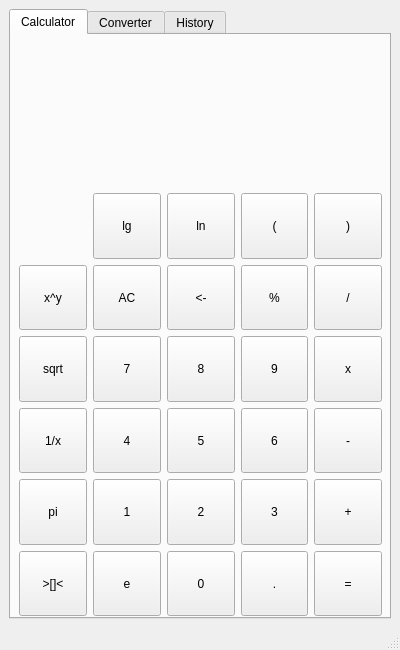
First picture: the form in calculator/ui/calculator.ui, repository HaRobin/Calculator, before the edit.
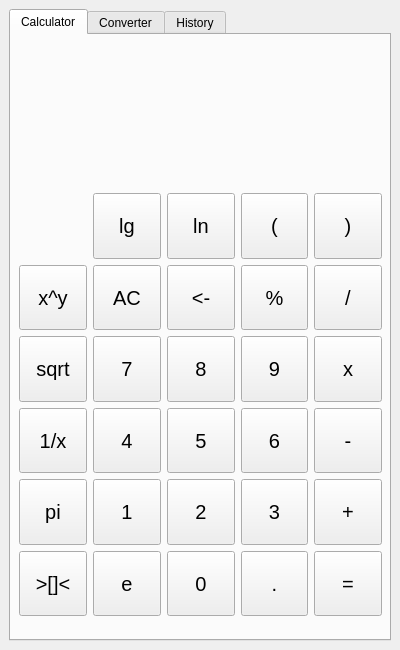
Second picture: the form after the edit. The open tabs and pages were chosen to show the change.

Commit message: UI improvement and first history implementation

Patch:
```diff
--- a/calculator/ui/calculator.ui
+++ b/calculator/ui/calculator.ui
@@ -32,8 +32,8 @@
    <string>Calculator</string>
   </property>
   <widget class="QWidget" name="centralwidget">
-   <layout class="QGridLayout" name="gridLayout">
-    <item row="0" column="0">
+   <layout class="QVBoxLayout" name="verticalLayout_4">
+    <item>
      <widget class="QTabWidget" name="tabWidget">
       <property name="accessibleName">
        <string/>
@@ -340,6 +340,11 @@
                 <verstretch>0</verstretch>
                </sizepolicy>
               </property>
+              <property name="font">
+               <font>
+                <pointsize>15</pointsize>
+               </font>
+              </property>
               <property name="text">
                <string>&gt;[]&lt;</string>
               </property>
@@ -353,6 +358,11 @@
                 <verstretch>0</verstretch>
                </sizepolicy>
               </property>
+              <property name="font">
+               <font>
+                <pointsize>15</pointsize>
+               </font>
+              </property>
               <property name="text">
                <string>6</string>
               </property>
@@ -366,6 +376,11 @@
                 <verstretch>0</verstretch>
                </sizepolicy>
               </property>
+              <property name="font">
+               <font>
+                <pointsize>15</pointsize>
+               </font>
+              </property>
               <property name="text">
                <string>=</string>
               </property>
@@ -379,6 +394,11 @@
                 <verstretch>0</verstretch>
                </sizepolicy>
               </property>
+              <property name="font">
+               <font>
+                <pointsize>15</pointsize>
+               </font>
+              </property>
               <property name="text">
                <string>pi</string>
               </property>
@@ -392,6 +412,11 @@
                 <verstretch>0</verstretch>
                </sizepolicy>
               </property>
+              <property name="font">
+               <font>
+                <pointsize>15</pointsize>
+               </font>
+              </property>
               <property name="text">
                <string>0</string>
               </property>
@@ -405,6 +430,11 @@
                 <verstretch>0</verstretch>
                </sizepolicy>
               </property>
+              <property name="font">
+               <font>
+                <pointsize>15</pointsize>
+               </font>
+              </property>
               <property name="text">
                <string>2</string>
               </property>
@@ -418,6 +448,11 @@
                 <verstretch>0</verstretch>
                </sizepolicy>
               </property>
+              <property name="font">
+               <font>
+                <pointsize>15</pointsize>
+               </font>
+              </property>
               <property name="text">
                <string>5</string>
               </property>
@@ -431,6 +466,11 @@
                 <verstretch>0</verstretch>
                </sizepolicy>
               </property>
+              <property name="font">
+               <font>
+                <pointsize>15</pointsize>
+               </font>
+              </property>
               <property name="text">
                <string>ln</string>
               </property>
@@ -444,6 +484,11 @@
                 <verstretch>0</verstretch>
                </sizepolicy>
               </property>
+              <property name="font">
+               <font>
+                <pointsize>15</pointsize>
+               </font>
+              </property>
               <property name="text">
                <string>)</string>
               </property>
@@ -457,6 +502,11 @@
                 <verstretch>0</verstretch>
                </sizepolicy>
               </property>
+              <property name="font">
+               <font>
+                <pointsize>15</pointsize>
+               </font>
+              </property>
               <property name="text">
                <string>%</string>
               </property>
@@ -470,6 +520,11 @@
                 <verstretch>0</verstretch>
                </sizepolicy>
               </property>
+              <property name="font">
+               <font>
+                <pointsize>15</pointsize>
+               </font>
+              </property>
               <property name="text">
                <string>4</string>
               </property>
@@ -483,6 +538,11 @@
                 <verstretch>0</verstretch>
                </sizepolicy>
               </property>
+              <property name="font">
+               <font>
+                <pointsize>15</pointsize>
+               </font>
+              </property>
               <property name="text">
                <string>3</string>
               </property>
@@ -496,6 +556,11 @@
                 <verstretch>0</verstretch>
                </sizepolicy>
               </property>
+              <property name="font">
+               <font>
+                <pointsize>15</pointsize>
+               </font>
+              </property>
               <property name="text">
                <string>.</string>
               </property>
@@ -509,6 +574,11 @@
                 <verstretch>0</verstretch>
                </sizepolicy>
               </property>
+              <property name="font">
+               <font>
+                <pointsize>15</pointsize>
+               </font>
+              </property>
               <property name="text">
                <string>lg</string>
               </property>
@@ -522,6 +592,11 @@
                 <verstretch>0</verstretch>
                </sizepolicy>
               </property>
+              <property name="font">
+               <font>
+                <pointsize>15</pointsize>
+               </font>
+              </property>
               <property name="text">
                <string>7</string>
               </property>
@@ -535,6 +610,11 @@
                 <verstretch>0</verstretch>
                </sizepolicy>
               </property>
+              <property name="font">
+               <font>
+                <pointsize>15</pointsize>
+               </font>
+              </property>
               <property name="text">
                <string>e</string>
               </property>
@@ -548,6 +628,11 @@
                 <verstretch>0</verstretch>
                </sizepolicy>
               </property>
+              <property name="font">
+               <font>
+                <pointsize>15</pointsize>
+               </font>
+              </property>
               <property name="text">
                <string>1</string>
               </property>
@@ -561,6 +646,11 @@
                 <verstretch>0</verstretch>
                </sizepolicy>
               </property>
+              <property name="font">
+               <font>
+                <pointsize>15</pointsize>
+               </font>
+              </property>
               <property name="text">
                <string>/</string>
               </property>
@@ -574,6 +664,11 @@
                 <verstretch>0</verstretch>
                </sizepolicy>
               </property>
+              <property name="font">
+               <font>
+                <pointsize>15</pointsize>
+               </font>
+              </property>
               <property name="text">
                <string>+</string>
               </property>
@@ -587,6 +682,11 @@
                 <verstretch>0</verstretch>
                </sizepolicy>
               </property>
+              <property name="font">
+               <font>
+                <pointsize>15</pointsize>
+               </font>
+              </property>
               <property name="text">
                <string>-</string>
               </property>
@@ -600,6 +700,11 @@
                 <verstretch>0</verstretch>
                </sizepolicy>
               </property>
+              <property name="font">
+               <font>
+                <pointsize>15</pointsize>
+               </font>
+              </property>
               <property name="text">
                <string>(</string>
               </property>
@@ -613,6 +718,11 @@
                 <verstretch>0</verstretch>
                </sizepolicy>
               </property>
+              <property name="font">
+               <font>
+                <pointsize>15</pointsize>
+               </font>
+              </property>
               <property name="text">
                <string>&lt;-</string>
               </property>
@@ -626,6 +736,11 @@
                 <verstretch>0</verstretch>
                </sizepolicy>
               </property>
+              <property name="font">
+               <font>
+                <pointsize>15</pointsize>
+               </font>
+              </property>
               <property name="text">
                <string>x</string>
               </property>
@@ -639,6 +754,11 @@
                 <verstretch>0</verstretch>
                </sizepolicy>
               </property>
+              <property name="font">
+               <font>
+                <pointsize>15</pointsize>
+               </font>
+              </property>
               <property name="text">
                <string>1/x</string>
               </property>
@@ -652,6 +772,11 @@
                 <verstretch>0</verstretch>
                </sizepolicy>
               </property>
+              <property name="font">
+               <font>
+                <pointsize>15</pointsize>
+               </font>
+              </property>
               <property name="text">
                <string>AC</string>
               </property>
@@ -665,6 +790,11 @@
                 <verstretch>0</verstretch>
                </sizepolicy>
               </property>
+              <property name="font">
+               <font>
+                <pointsize>15</pointsize>
+               </font>
+              </property>
               <property name="text">
                <string>8</string>
               </property>
@@ -678,6 +808,11 @@
                 <verstretch>0</verstretch>
                </sizepolicy>
               </property>
+              <property name="font">
+               <font>
+                <pointsize>15</pointsize>
+               </font>
+              </property>
               <property name="text">
                <string>9</string>
               </property>
@@ -691,6 +826,11 @@
                 <verstretch>0</verstretch>
                </sizepolicy>
               </property>
+              <property name="font">
+               <font>
+                <pointsize>15</pointsize>
+               </font>
+              </property>
               <property name="text">
                <string>sqrt</string>
               </property>
@@ -704,6 +844,11 @@
                 <verstretch>0</verstretch>
                </sizepolicy>
               </property>
+              <property name="font">
+               <font>
+                <pointsize>15</pointsize>
+               </font>
+              </property>
               <property name="text">
                <string>x^y</string>
               </property>
@@ -739,7 +884,6 @@
     </rect>
    </property>
   </widget>
-  <widget class="QStatusBar" name="statusbar"/>
  </widget>
  <resources/>
  <connections/>
```
Left out of the diff: 165 changed lines with no effect on the pictures. The commit also changes 2 other files.
